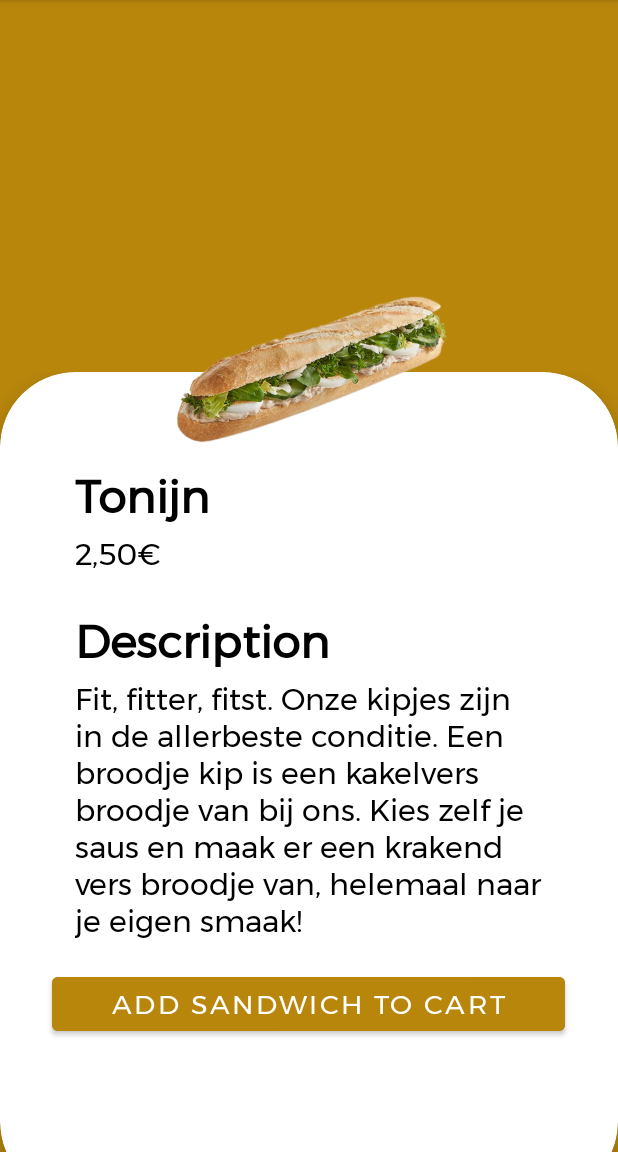
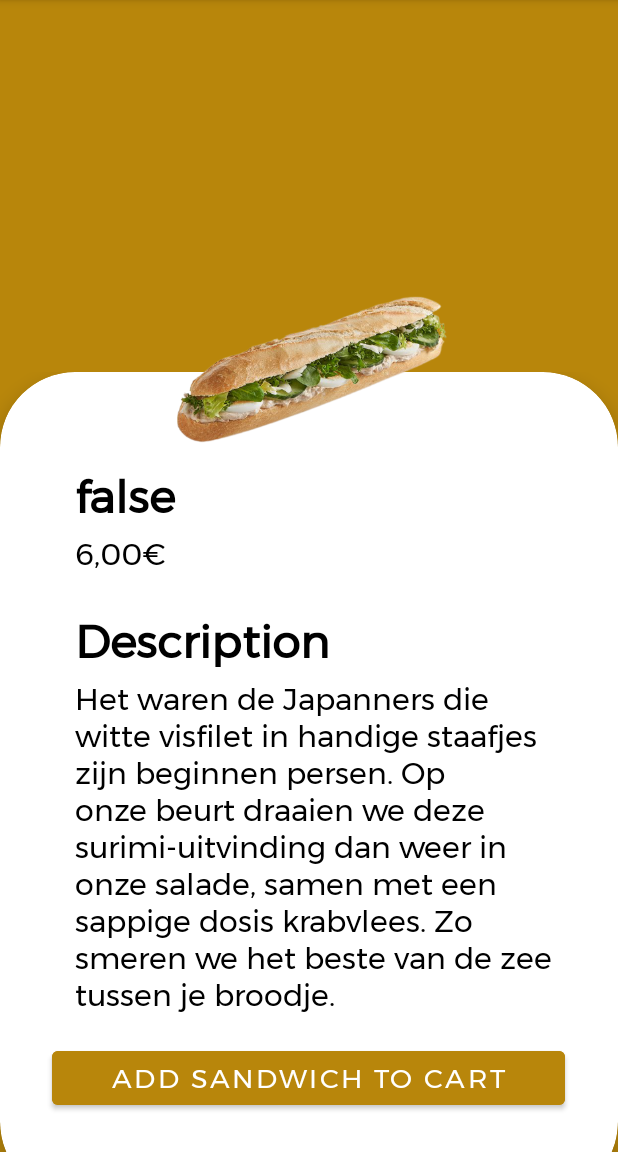
Before and after one commit to Elpanini-Mobile/ElPaniniAndroidStudio, an Android app: the fragment DashboardFragment shown on its own in the app's theme, on a phone screen of 412 x 824 dp, the part 84-1236 px from its top. Run offline under Robolectric (Android 15) with nearby library versions, the phone set to English and light mode, and no system bars; our stand-ins replace data binding.

Commit message:
veranderingen: read broodje + documentatie

```diff
--- a/Elpanini_App_Android/app/src/main/AndroidManifest.xml
+++ b/Elpanini_App_Android/app/src/main/AndroidManifest.xml
@@ -2,7 +2,8 @@
 <manifest xmlns:android="http://schemas.android.com/apk/res/android"
     package="be.samysah.elpanini">
 
-    <uses-permission android:name="android.permission.INTERNET" />
+    <uses-permission android:name="android.permission.ACCESS_NETWORK_STATE"/>
+    <uses-permission android:name="android.permission.INTERNET"/>
 
     <application
         android:allowBackup="true"
--- a/Elpanini_App_Android/app/src/main/java/be/samysah/elpanini/restApi/Broodjes.kt
+++ b/Elpanini_App_Android/app/src/main/java/be/samysah/elpanini/restApi/Broodjes.kt
@@ -8,4 +8,5 @@ data class Broodjes (
     val category_id: String,
     val category_name: String,
     val price: String,
+    val foto: String
 )
--- a/Elpanini_App_Android/app/src/main/java/be/samysah/elpanini/restApi/BroodjesApiService.kt
+++ b/Elpanini_App_Android/app/src/main/java/be/samysah/elpanini/restApi/BroodjesApiService.kt
@@ -26,7 +26,10 @@ private val retrofit_Gebruiker = Retrofit.Builder()
 interface BroodjesApiService {
 
     @GET("read.php")
-    fun getProperties(): Call<Broodjes>
+    fun getProducten() : String
+
+    @GET("read.php")
+    fun getProperties(): Call<List<Broodjes>>
 
     @GET("readOne.php")
     fun getPropertiesWithCategory(
@@ -49,7 +52,7 @@ object Api_Broodjes {
     }
 }
 object Api_Gebruiker {
-    val retrofitService : BroodjesApiService by lazy{
+    val retrofitService: BroodjesApiService by lazy {
         retrofit_Gebruiker.create(BroodjesApiService::class.java)
     }
 }
--- a/Elpanini_App_Android/app/src/main/java/be/samysah/elpanini/ui/dashboard/DashboardFragment.kt
+++ b/Elpanini_App_Android/app/src/main/java/be/samysah/elpanini/ui/dashboard/DashboardFragment.kt
@@ -1,6 +1,7 @@
 package be.samysah.elpanini.ui.dashboard
 
 import android.os.Bundle
+import android.util.Log
 import android.view.LayoutInflater
 import android.view.View
 import android.view.ViewGroup
@@ -9,6 +10,14 @@ import androidx.fragment.app.Fragment
 import androidx.lifecycle.Observer
 import androidx.lifecycle.ViewModelProvider
 import be.samysah.elpanini.R
+import be.samysah.elpanini.databinding.FragmentDashboardBinding
+import be.samysah.elpanini.databinding.FragmentHomeBinding
+import be.samysah.elpanini.restApi.Api_Broodjes
+import be.samysah.elpanini.restApi.Broodjes
+import be.samysah.elpanini.ui.home.HomeFragment
+import retrofit2.Call
+import retrofit2.Callback
+import retrofit2.Response
 
 class DashboardFragment : Fragment() {
 
@@ -19,10 +28,20 @@ class DashboardFragment : Fragment() {
             container: ViewGroup?,
             savedInstanceState: Bundle?
     ): View? {
-        dashboardViewModel =
-                ViewModelProvider(this).get(DashboardViewModel::class.java)
-        val root = inflater.inflate(R.layout.fragment_dashboard, container, false)
+        val binding = FragmentDashboardBinding.inflate(inflater)
 
-        return root
+        Api_Broodjes.retrofitService.getProperties().enqueue(object : Callback<List<Broodjes>> {
+            override fun onResponse(call: Call<List<Broodjes>>, response: Response<List<Broodjes>>) {
+                val allCountry = response.body()
+
+                for (c in allCountry!!)
+                    binding.tit.text = c.title
+            }
+
+            override fun onFailure(call: Call<List<Broodjes>>, t: Throwable) {
+                Log.i(DashboardFragment::class.simpleName, "on FAILURE!!!!")
+            }
+        })
+        return binding.root
     }
 }
--- a/Elpanini_App_Android/app/src/main/java/be/samysah/elpanini/ui/home/HomeViewModel.kt
+++ b/Elpanini_App_Android/app/src/main/java/be/samysah/elpanini/ui/home/HomeViewModel.kt
@@ -7,7 +7,7 @@ import androidx.lifecycle.ViewModel
 class HomeViewModel : ViewModel() {
 
     private val _text = MutableLiveData<String>().apply {
-        value = "This is home Fragment"
+        value = "This is Fragment"
     }
     val text: LiveData<String> = _text
 }
--- a/Elpanini_App_Android/app/src/main/res/layout/fragment_dashboard.xml
+++ b/Elpanini_App_Android/app/src/main/res/layout/fragment_dashboard.xml
@@ -46,12 +46,13 @@ xmlns:app="http://schemas.android.com/apk/res-auto"
                 android:layout_height="match_parent"
                 android:orientation="vertical">
                 <TextView
+                    android:id="@+id/tit"
                     android:layout_width="match_parent"
                     android:layout_height="wrap_content"
                     android:fontFamily="@font/opensans"
                     android:layout_marginTop="60dp"
                     android:gravity="left"
-                    android:text="Tonijn"
+                    android:text="@+id/tit"
                     android:textColor="@color/black"
                     android:textSize="30dp"
                     android:layout_marginLeft="50dp"
@@ -61,7 +62,7 @@ xmlns:app="http://schemas.android.com/apk/res-auto"
                     android:layout_height="wrap_content"
                     android:fontFamily="@font/opensans"
                     android:gravity="left"
-                    android:text="2,50€"
+                    android:text="6,00€"
                     android:textColor="@color/black"
                     android:textSize="20sp"
                     android:layout_marginLeft="50dp"
@@ -82,7 +83,7 @@ xmlns:app="http://schemas.android.com/apk/res-auto"
                     android:layout_height="wrap_content"
                     android:fontFamily="@font/opensans"
                     android:gravity="left"
-                    android:text="Fit, fitter, fitst. Onze kipjes zijn in de allerbeste conditie. Een broodje kip is een kakelvers broodje van bij ons. Kies zelf je saus en maak er een krakend vers broodje van, helemaal naar je eigen smaak!"
+                    android:text="Het waren de Japanners die witte visfilet in handige staafjes zijn beginnen persen. Op onze beurt draaien we deze surimi-uitvinding dan weer in onze salade, samen met een sappige dosis krabvlees. Zo smeren we het beste van de zee tussen je broodje."
                     android:textColor="@color/black"
                     android:textSize="20sp"
                     android:layout_marginLeft="50dp"
--- a/Elpanini_App_Android/app/src/main/res/navigation/navigation.xml
+++ b/Elpanini_App_Android/app/src/main/res/navigation/navigation.xml
@@ -20,6 +20,9 @@
         <action
             android:id="@+id/action_navigation_home_to_navigation_dashboard2"
             app:destination="@id/navigation_dashboard" />
+        <action
+            android:id="@+id/action_navigation_home_to_loginFragment"
+            app:destination="@id/loginFragment" />
     </fragment>
 
     <fragment
```
Also changed, not shown: Elpanini_App_Android/app/src/main/java/be/samysah/elpanini/ui/home/HomeFragment.kt (+49 -2 lines), Elpanini_App_Android/app/src/main/res/layout/fragment_home.xml (+119 -112 lines), 2 other files.
